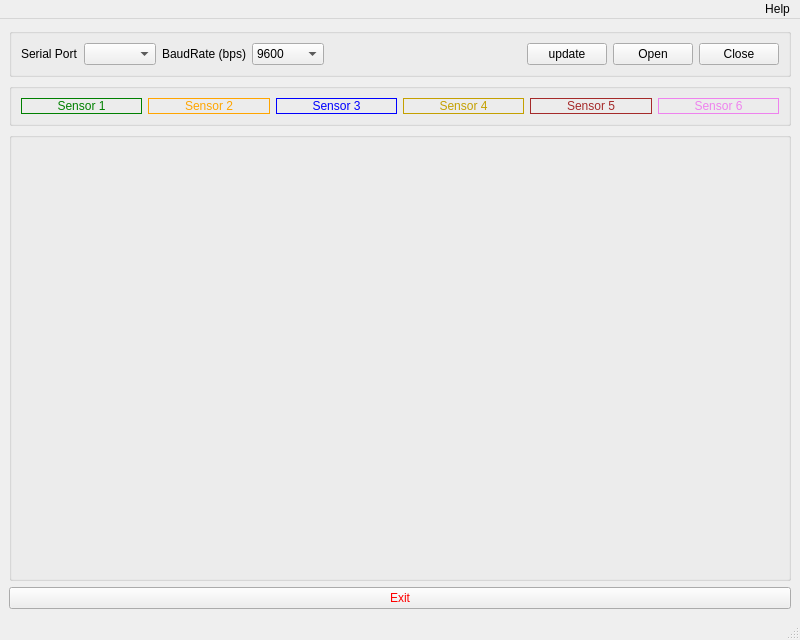
krang4d/SerialPY, file ui/mainwindow.ui: the form before one commit.
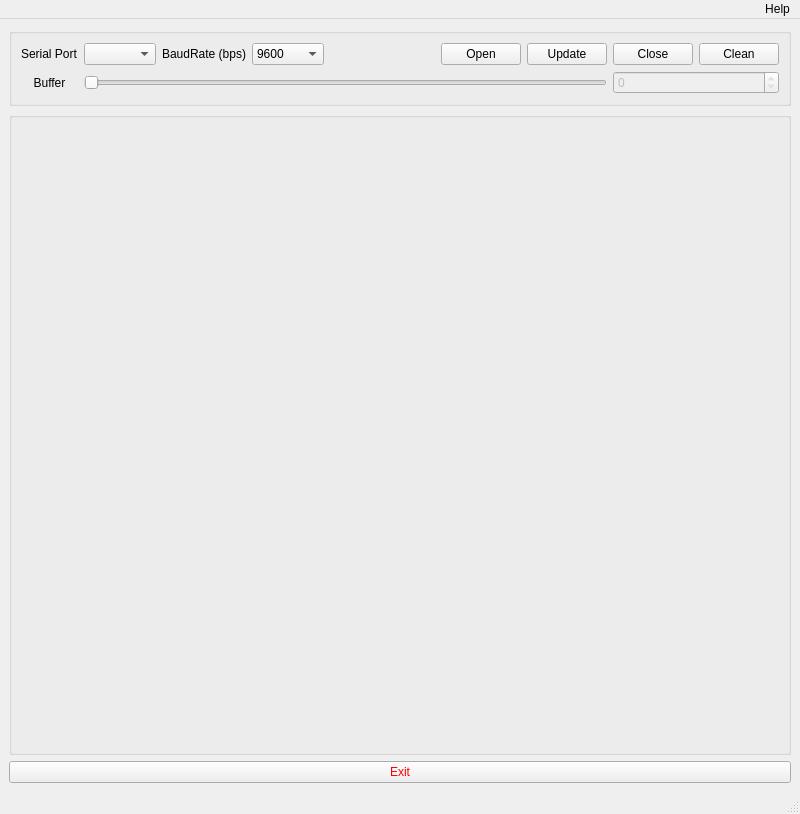
The form after the commit.

Commit message: feat(drawnow): add clear button

The edit to the form file:
```diff
--- a/ui/mainwindow.ui
+++ b/ui/mainwindow.ui
@@ -7,7 +7,7 @@
     <x>0</x>
     <y>0</y>
     <width>800</width>
-    <height>640</height>
+    <height>814</height>
    </rect>
   </property>
   <property name="windowTitle">
@@ -28,24 +28,11 @@
       </property>
       <layout class="QHBoxLayout" name="horizontalLayout">
        <item>
-        <layout class="QHBoxLayout" name="serialHLayout">
-         <item>
-          <widget class="QLabel" name="serialLabel">
-           <property name="text">
-            <string>Serial Port</string>
-           </property>
-           <property name="margin">
-            <number>10</number>
-           </property>
-           <property name="buddy">
-            <cstring>serialCBox</cstring>
-           </property>
-          </widget>
-         </item>
-         <item>
+        <layout class="QGridLayout" name="gridLayout">
+         <item row="0" column="1">
           <widget class="QComboBox" name="serialCBox"/>
          </item>
-         <item>
+         <item row="0" column="2">
           <widget class="QLabel" name="baudrateLabel">
            <property name="text">
             <string>BaudRate (bps)</string>
@@ -58,7 +45,21 @@
            </property>
           </widget>
          </item>
-         <item>
+         <item row="0" column="8">
+          <widget class="QPushButton" name="cleanButton">
+           <property name="text">
+            <string>Clean</string>
+           </property>
+          </widget>
+         </item>
+         <item row="1" column="1" colspan="6">
+          <widget class="QSlider" name="bufferSlider">
+           <property name="orientation">
+            <enum>Qt::Horizontal</enum>
+           </property>
+          </widget>
+         </item>
+         <item row="0" column="3">
           <widget class="QComboBox" name="baudrateCBox">
            <item>
             <property name="text">
@@ -87,7 +88,24 @@
            </item>
           </widget>
          </item>
-         <item>
+         <item row="0" column="5">
+          <widget class="QPushButton" name="openButton">
+           <property name="text">
+            <string>Open</string>
+           </property>
+          </widget>
+         </item>
+         <item row="1" column="0">
+          <widget class="QLabel" name="bufferlabel">
+           <property name="text">
+            <string>Buffer</string>
+           </property>
+           <property name="alignment">
+            <set>Qt::AlignCenter</set>
+           </property>
+          </widget>
+         </item>
+         <item row="0" column="4">
           <spacer name="horizontalSpacer">
            <property name="orientation">
             <enum>Qt::Horizontal</enum>
@@ -100,139 +118,40 @@
            </property>
           </spacer>
          </item>
-         <item>
+         <item row="0" column="6">
           <widget class="QPushButton" name="updateButton">
            <property name="text">
-            <string>update</string>
+            <string>Update</string>
            </property>
           </widget>
          </item>
-         <item>
-          <widget class="QPushButton" name="openButton">
-           <property name="text">
-            <string>Open</string>
-           </property>
-          </widget>
-         </item>
-         <item>
+         <item row="0" column="7">
           <widget class="QPushButton" name="closeButton">
            <property name="text">
             <string>Close</string>
            </property>
           </widget>
          </item>
-        </layout>
-       </item>
-      </layout>
-     </widget>
-    </item>
-    <item>
-     <widget class="QGroupBox" name="sensorsGBox">
-      <property name="sizePolicy">
-       <sizepolicy hsizetype="Preferred" vsizetype="Fixed">
-        <horstretch>0</horstretch>
-        <verstretch>0</verstretch>
-       </sizepolicy>
-      </property>
-      <property name="title">
-       <string/>
-      </property>
-      <layout class="QVBoxLayout" name="verticalLayout">
-       <item>
-        <layout class="QGridLayout" name="gridLayout">
-         <item row="0" column="3">
-          <widget class="QLabel" name="label_4">
-           <property name="styleSheet">
-            <string notr="true">color: rgb(196, 160, 0);</string>
-           </property>
-           <property name="frameShape">
-            <enum>QFrame::Box</enum>
-           </property>
-           <property name="text">
-            <string>Sensor 4</string>
-           </property>
-           <property name="alignment">
-            <set>Qt::AlignCenter</set>
-           </property>
-          </widget>
-         </item>
-         <item row="0" column="4">
-          <widget class="QLabel" name="label_5">
-           <property name="styleSheet">
-            <string notr="true">color: brown;</string>
-           </property>
-           <property name="frameShape">
-            <enum>QFrame::Box</enum>
-           </property>
-           <property name="text">
-            <string>Sensor 5</string>
-           </property>
-           <property name="alignment">
-            <set>Qt::AlignCenter</set>
-           </property>
-          </widget>
-         </item>
          <item row="0" column="0">
-          <widget class="QLabel" name="label_1">
-           <property name="styleSheet">
-            <string notr="true">color: green;</string>
-           </property>
-           <property name="frameShape">
-            <enum>QFrame::Box</enum>
-           </property>
+          <widget class="QLabel" name="serialLabel">
            <property name="text">
-            <string>Sensor 1</string>
+            <string>Serial Port</string>
            </property>
-           <property name="alignment">
-            <set>Qt::AlignCenter</set>
+           <property name="margin">
+            <number>10</number>
            </property>
-          </widget>
-         </item>
-         <item row="0" column="2">
-          <widget class="QLabel" name="label_3">
-           <property name="styleSheet">
-            <string notr="true">color: blue;</string>
+           <property name="buddy">
+            <cstring>serialCBox</cstring>
            </property>
-           <property name="frameShape">
-            <enum>QFrame::Box</enum>
-           </property>
-           <property name="text">
-            <string>Sensor 3</string>
-           </property>
-           <property name="alignment">
-            <set>Qt::AlignCenter</set>
-           </property>
           </widget>
          </item>
-         <item row="0" column="1">
-          <widget class="QLabel" name="label_2">
-           <property name="styleSheet">
-            <string notr="true">color: orange;</string>
+         <item row="1" column="7" colspan="2">
+          <widget class="QSpinBox" name="spinBox">
+           <property name="enabled">
+            <bool>false</bool>
            </property>
-           <property name="frameShape">
-            <enum>QFrame::Box</enum>
-           </property>
-           <property name="text">
-            <string>Sensor 2</string>
-           </property>
-           <property name="alignment">
-            <set>Qt::AlignCenter</set>
-           </property>
-          </widget>
-         </item>
-         <item row="0" column="5">
-          <widget class="QLabel" name="label_6">
-           <property name="styleSheet">
-            <string notr="true">color: violet;</string>
-           </property>
-           <property name="frameShape">
-            <enum>QFrame::Box</enum>
-           </property>
-           <property name="text">
-            <string>Sensor 6</string>
-           </property>
-           <property name="alignment">
-            <set>Qt::AlignCenter</set>
+           <property name="readOnly">
+            <bool>true</bool>
            </property>
           </widget>
          </item>
```
Left out of the diff: 16 changed lines with no effect on the pictures. The commit also changes 4 other files.
